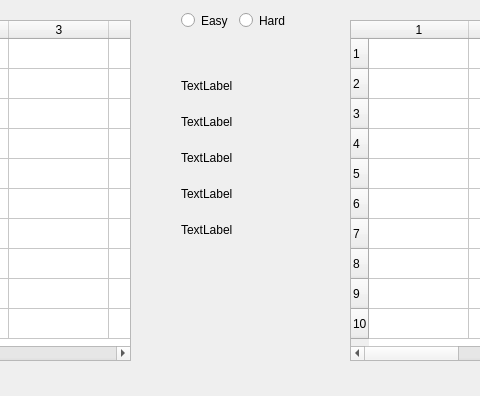
Old version of the form mainwindow.ui in the repository MATF-RS20/RS002-battleship-game; both pictures show x 220 to 700 and y 117 to 513 of the 950 by 600 pixel window.
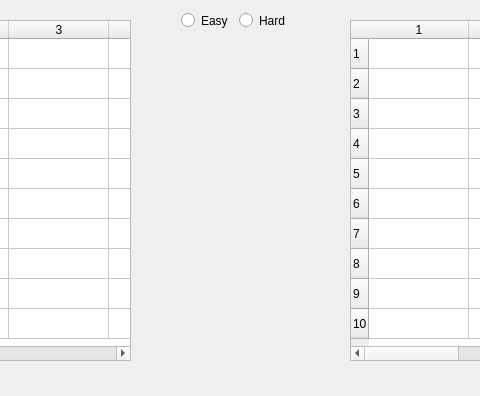
New version of the form.

Commit message: Changed labels with pushButtons

Patch:
```diff
--- a/mainwindow.ui
+++ b/mainwindow.ui
@@ -149,72 +149,57 @@
       <x>390</x>
       <y>160</y>
       <width>141</width>
-      <height>201</height>
+      <height>276</height>
      </rect>
     </property>
     <layout class="QVBoxLayout" name="verticalLayout">
      <item>
-      <widget class="QLabel" name="ship1">
-       <property name="maximumSize">
-        <size>
-         <width>60</width>
-         <height>30</height>
-        </size>
-       </property>
+      <widget class="QPushButton" name="ship1Btn">
        <property name="text">
-        <string>TextLabel</string>
+        <string/>
        </property>
+       <property name="flat">
+        <bool>true</bool>
+       </property>
       </widget>
      </item>
      <item>
-      <widget class="QLabel" name="ship2">
-       <property name="maximumSize">
-        <size>
-         <width>90</width>
-         <height>30</height>
-        </size>
-       </property>
+      <widget class="QPushButton" name="ship2Btn">
        <property name="text">
-        <string>TextLabel</string>
+        <string/>
        </property>
+       <property name="flat">
+        <bool>true</bool>
+       </property>
       </widget>
      </item>
      <item>
-      <widget class="QLabel" name="ship3">
-       <property name="maximumSize">
-        <size>
-         <width>90</width>
-         <height>30</height>
-        </size>
-       </property>
+      <widget class="QPushButton" name="ship3Btn">
        <property name="text">
-        <string>TextLabel</string>
+        <string/>
        </property>
+       <property name="flat">
+        <bool>true</bool>
+       </property>
       </widget>
      </item>
      <item>
-      <widget class="QLabel" name="ship4">
-       <property name="maximumSize">
-        <size>
-         <width>120</width>
-         <height>30</height>
-        </size>
-       </property>
+      <widget class="QPushButton" name="ship4Btn">
        <property name="text">
-        <string>TextLabel</string>
+        <string/>
        </property>
+       <property name="flat">
+        <bool>true</bool>
+       </property>
       </widget>
      </item>
      <item>
-      <widget class="QLabel" name="ship5">
-       <property name="maximumSize">
-        <size>
-         <width>150</width>
-         <height>30</height>
-        </size>
-       </property>
+      <widget class="QPushButton" name="ship5Btn">
        <property name="text">
-        <string>TextLabel</string>
+        <string/>
+       </property>
+       <property name="flat">
+        <bool>true</bool>
        </property>
       </widget>
      </item>
```
The commit also changes 3 other files.
